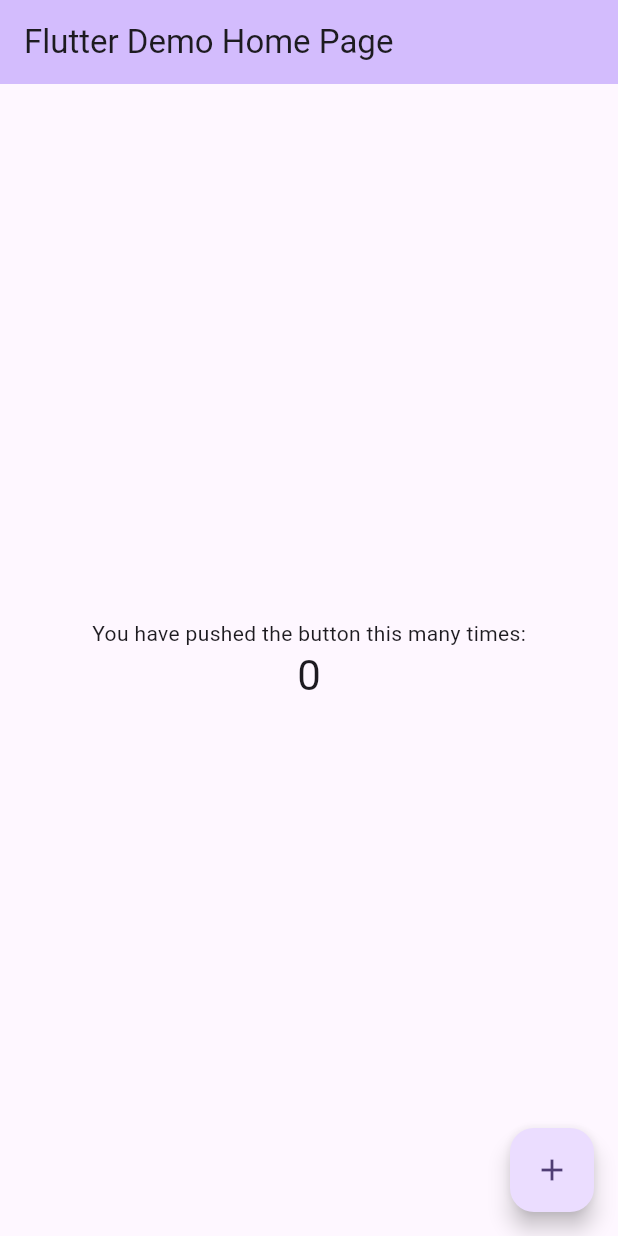
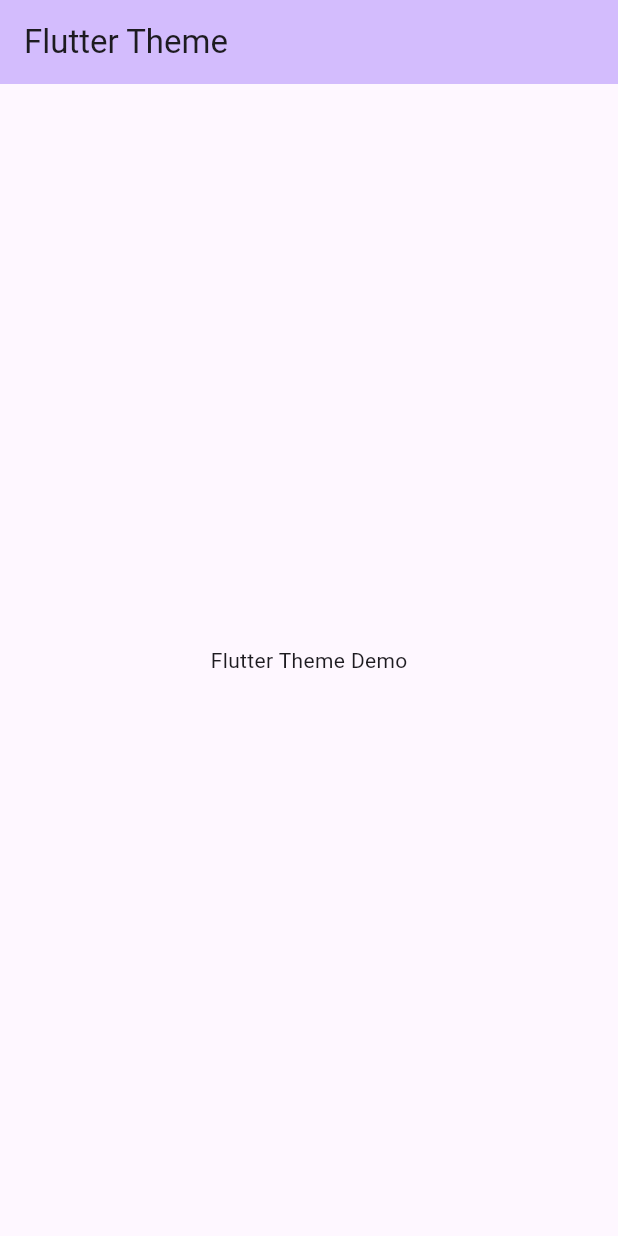
Before and after one commit to Abdallah1719/theme, a Flutter app: the screen it shows after launch, on a phone screen of 412 x 824 dp. Run offline on Flutter 3.47's test engine with Material 3 defaults, Android fonts, the phone set to English and light mode, and no system bars.

Commit message:
refactor main screen

```diff
--- a/lib/main.dart
+++ b/lib/main.dart
@@ -1,122 +1,38 @@
 import 'package:flutter/material.dart';
 
 void main() {
-  runApp(const MyApp());
+  runApp(const FlutterTheme());
 }
 
-class MyApp extends StatelessWidget {
-  const MyApp({super.key});
-
-  // This widget is the root of your application.
+class FlutterTheme extends StatelessWidget {
+  const FlutterTheme({super.key});
   @override
   Widget build(BuildContext context) {
     return MaterialApp(
-      title: 'Flutter Demo',
+      title: 'Flutter Theme',
       theme: ThemeData(
-        // This is the theme of your application.
-        //
-        // TRY THIS: Try running your application with "flutter run". You'll see
-        // the application has a purple toolbar. Then, without quitting the app,
-        // try changing the seedColor in the colorScheme below to Colors.green
-        // and then invoke "hot reload" (save your changes or press the "hot
-        // reload" button in a Flutter-supported IDE, or press "r" if you used
-        // the command line to start the app).
-        //
-        // Notice that the counter didn't reset back to zero; the application
-        // state is not lost during the reload. To reset the state, use hot
-        // restart instead.
-        //
-        // This works for code too, not just values: Most code changes can be
-        // tested with just a hot reload.
         colorScheme: ColorScheme.fromSeed(seedColor: Colors.deepPurple),
       ),
-      home: const MyHomePage(title: 'Flutter Demo Home Page'),
+      home: const MyHomePage(),
     );
   }
 }
 
-class MyHomePage extends StatefulWidget {
-  const MyHomePage({super.key, required this.title});
-
-  // This widget is the home page of your application. It is stateful, meaning
-  // that it has a State object (defined below) that contains fields that affect
-  // how it looks.
-
-  // This class is the configuration for the state. It holds the values (in this
-  // case the title) provided by the parent (in this case the App widget) and
-  // used by the build method of the State. Fields in a Widget subclass are
-  // always marked "final".
-
-  final String title;
-
-  @override
-  State<MyHomePage> createState() => _MyHomePageState();
-}
-
-class _MyHomePageState extends State<MyHomePage> {
-  int _counter = 0;
-
-  void _incrementCounter() {
-    setState(() {
-      // This call to setState tells the Flutter framework that something has
-      // changed in this State, which causes it to rerun the build method below
-      // so that the display can reflect the updated values. If we changed
-      // _counter without calling setState(), then the build method would not be
-      // called again, and so nothing would appear to happen.
-      _counter++;
-    });
-  }
-
+class MyHomePage extends StatelessWidget {
+  const MyHomePage({super.key});
   @override
   Widget build(BuildContext context) {
-    // This method is rerun every time setState is called, for instance as done
-    // by the _incrementCounter method above.
-    //
-    // The Flutter framework has been optimized to make rerunning build methods
-    // fast, so that you can just rebuild anything that needs updating rather
-    // than having to individually change instances of widgets.
     return Scaffold(
       appBar: AppBar(
-        // TRY THIS: Try changing the color here to a specific color (to
-        // Colors.amber, perhaps?) and trigger a hot reload to see the AppBar
-        // change color while the other colors stay the same.
         backgroundColor: Theme.of(context).colorScheme.inversePrimary,
-        // Here we take the value from the MyHomePage object that was created by
-        // the App.build method, and use it to set our appbar title.
-        title: Text(widget.title),
+        title: Text('Flutter Theme'),
       ),
       body: Center(
-        // Center is a layout widget. It takes a single child and positions it
-        // in the middle of the parent.
         child: Column(
-          // Column is also a layout widget. It takes a list of children and
-          // arranges them vertically. By default, it sizes itself to fit its
-          // children horizontally, and tries to be as tall as its parent.
-          //
-          // Column has various properties to control how it sizes itself and
-          // how it positions its children. Here we use mainAxisAlignment to
-          // center the children vertically; the main axis here is the vertical
-          // axis because Columns are vertical (the cross axis would be
-          // horizontal).
-          //
-          // TRY THIS: Invoke "debug painting" (choose the "Toggle Debug Paint"
-          // action in the IDE, or press "p" in the console), to see the
-          // wireframe for each widget.
           mainAxisAlignment: MainAxisAlignment.center,
-          children: <Widget>[
-            const Text('You have pushed the button this many times:'),
-            Text(
-              '$_counter',
-              style: Theme.of(context).textTheme.headlineMedium,
-            ),
-          ],
+          children: <Widget>[const Text('Flutter Theme Demo')],
         ),
       ),
-      floatingActionButton: FloatingActionButton(
-        onPressed: _incrementCounter,
-        tooltip: 'Increment',
-        child: const Icon(Icons.add),
-      ), // This trailing comma makes auto-formatting nicer for build methods.
     );
   }
 }
```
Also changed, not shown: 1 other file.
